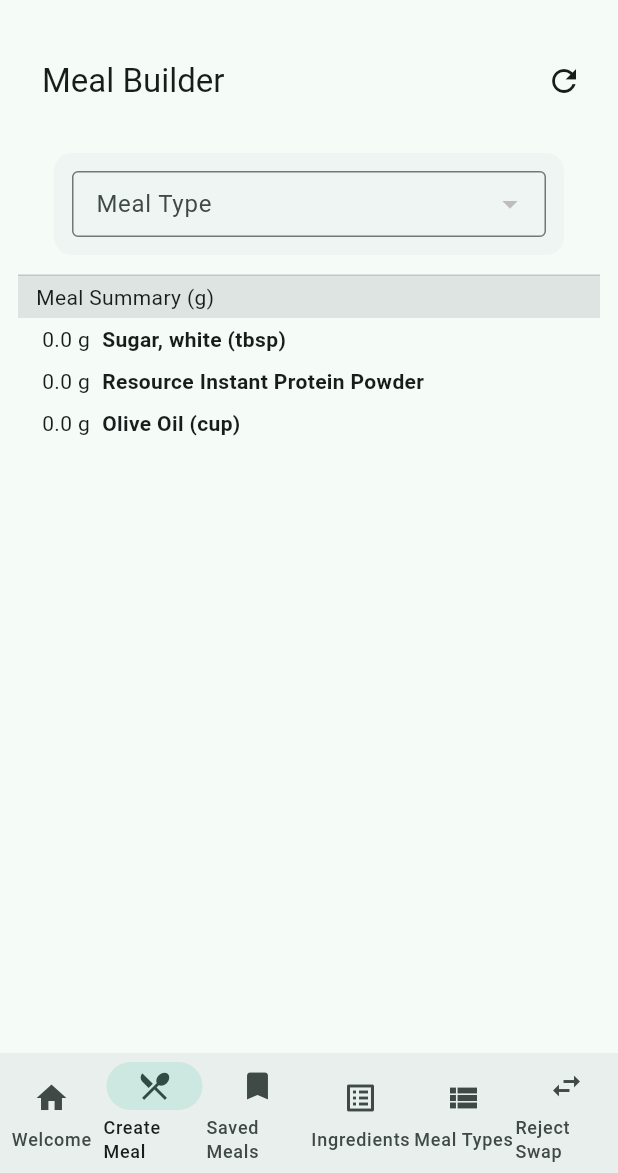
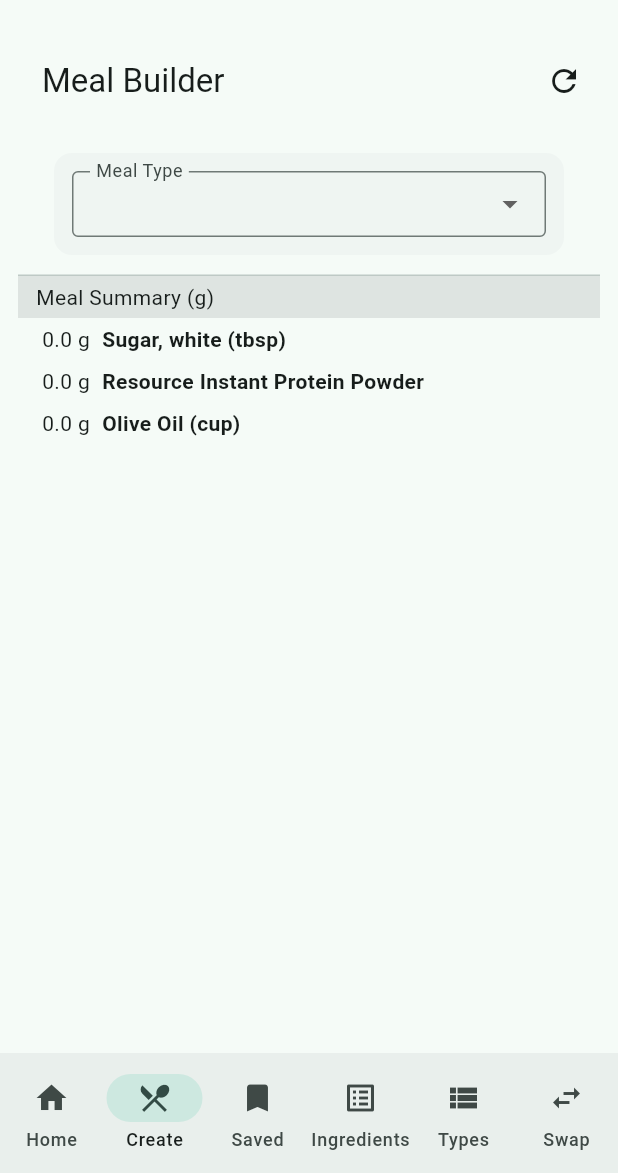
Before and after one commit to maximumsofty/meal_planner_app_local_version, a Flutter app: the CreateMealScreen screen opened by its route, on a phone screen of 412 x 824 dp, the part 63-1236 px from its top. Run offline on Flutter 3.47's test engine with Material 3 defaults, Android fonts, the phone set to English and light mode, and no system bars; our stand-ins replace cloud_firestore, firebase_auth, firebase_core, go_router, shared_preferences; accounts and stored records are empty.

Commit message:
UI improvements: favicon, nav labels, meal type dropdown, favorites sorting
- Update favicon to app_icon.png (food bowl)
- Add short labels for mobile nav bar (Home, Create, Saved, Types, Swap)
- Add "Create new meal type" option to meal builder dropdown
- Sort favorited meals to top on saved meals page

Co-Authored-By: Claude Opus 4.5 <noreply@anthropic.com>

```diff
--- a/lib/app_router.dart
+++ b/lib/app_router.dart
@@ -112,18 +112,19 @@ class GoRouterRefreshStream extends ChangeNotifier {
 class _NavItem {
   final String path;
   final String label;
+  final String? shortLabel;
   final IconData icon;
 
-  const _NavItem({required this.path, required this.label, required this.icon});
+  const _NavItem({required this.path, required this.label, this.shortLabel, required this.icon});
 }
 
 const _navItems = [
-  _NavItem(path: '/', label: 'Welcome', icon: Icons.home),
-  _NavItem(path: '/create', label: 'Create Meal', icon: Icons.restaurant_menu),
-  _NavItem(path: '/saved', label: 'Saved Meals', icon: Icons.bookmark),
+  _NavItem(path: '/', label: 'Welcome', shortLabel: 'Home', icon: Icons.home),
+  _NavItem(path: '/create', label: 'Create Meal', shortLabel: 'Create', icon: Icons.restaurant_menu),
+  _NavItem(path: '/saved', label: 'Saved Meals', shortLabel: 'Saved', icon: Icons.bookmark),
   _NavItem(path: '/ingredients', label: 'Ingredients', icon: Icons.list_alt),
-  _NavItem(path: '/meal-types', label: 'Meal Types', icon: Icons.view_list),
-  _NavItem(path: '/reject', label: 'Reject Swap', icon: Icons.swap_horiz),
+  _NavItem(path: '/meal-types', label: 'Meal Types', shortLabel: 'Types', icon: Icons.view_list),
+  _NavItem(path: '/reject', label: 'Reject Swap', shortLabel: 'Swap', icon: Icons.swap_horiz),
 ];
 
 class _AppShell extends StatelessWidget {
@@ -248,11 +249,12 @@ class _AppShell extends StatelessWidget {
       bottomNavigationBar: NavigationBar(
         selectedIndex: _currentIndex,
         onDestinationSelected: (index) => _onSelect(context, index),
+        labelBehavior: NavigationDestinationLabelBehavior.alwaysShow,
         destinations: _navItems
             .map(
               (item) => NavigationDestination(
                 icon: Icon(item.icon),
-                label: item.label,
+                label: item.shortLabel ?? item.label,
               ),
             )
             .toList(),
--- a/lib/screens/create_meal_screen.dart
+++ b/lib/screens/create_meal_screen.dart
@@ -3,6 +3,7 @@
 // Full Meal-Builder with independent auto-fillers for Carbs / Protein / Fat.
 
 import 'package:flutter/material.dart';
+import 'package:go_router/go_router.dart';
 import '../models/ingredient.dart';
 import '../models/meal_ingredient.dart';
 import '../models/meal_type.dart';
@@ -753,26 +754,51 @@ class _CreateMealScreenState extends State<CreateMealScreen> {
                                   Row(
                                     children: [
                                       Expanded(
-                                        child: DropdownButtonFormField<MealType>(
-                                          initialValue: _selectedMealType,
+                                        child: DropdownButtonFormField<String>(
+                                          value: _selectedMealType?.id,
                                           decoration: const InputDecoration(
                                             labelText: 'Meal Type',
                                             isDense: true,
                                           ),
-                                          items: mealTypes
-                                              .map(
-                                                (mt) => DropdownMenuItem(
-                                                  value: mt,
-                                                  child: Text(
-                                                    '${mt.name}  (${_mealTypeRatio(mt)})',
-                                                  ),
+                                          items: [
+                                            ...mealTypes.map(
+                                              (mt) => DropdownMenuItem<String>(
+                                                value: mt.id,
+                                                child: Text(
+                                                  '${mt.name}  (${_mealTypeRatio(mt)})',
                                                 ),
-                                              )
-                                              .toList(),
-                                          onChanged: (mt) {
+                                              ),
+                                            ),
+                                            const DropdownMenuItem<String>(
+                                              enabled: false,
+                                              child: Divider(height: 1),
+                                            ),
+                                            DropdownMenuItem<String>(
+                                              value: '__create_new__',
+                                              child: Row(
+                                                children: const [
+                                                  Icon(Icons.add, size: 18),
+                                                  SizedBox(width: 8),
+                                                  Text('Create new meal type'),
+                                                ],
+                                              ),
+                                            ),
+                                          ],
+                                          onChanged: (id) async {
+                                            if (id == '__create_new__') {
+                                              // Navigate to meal types page
+                                              await context.push('/meal-types');
+                                              // Reload meal types after returning
+                                              final updatedTypes = await _mealTypeService.loadMealTypes();
+                                              setState(() {
+                                                _allMealTypesFuture = Future.value(updatedTypes);
+                                              });
+                                              return;
+                                            }
+                                            final mt = mealTypes.firstWhere((m) => m.id == id);
                                             setState(() {
                                               _selectedMealType = mt;
-                                              if (mt != null && isMobile) {
+                                              if (isMobile) {
                                                 _mealTypeExpanded = false;
                                               }
                                             });
```
Also changed, not shown: lib/screens/saved_meals_screen.dart (+7 -1 lines), 1 other file.
